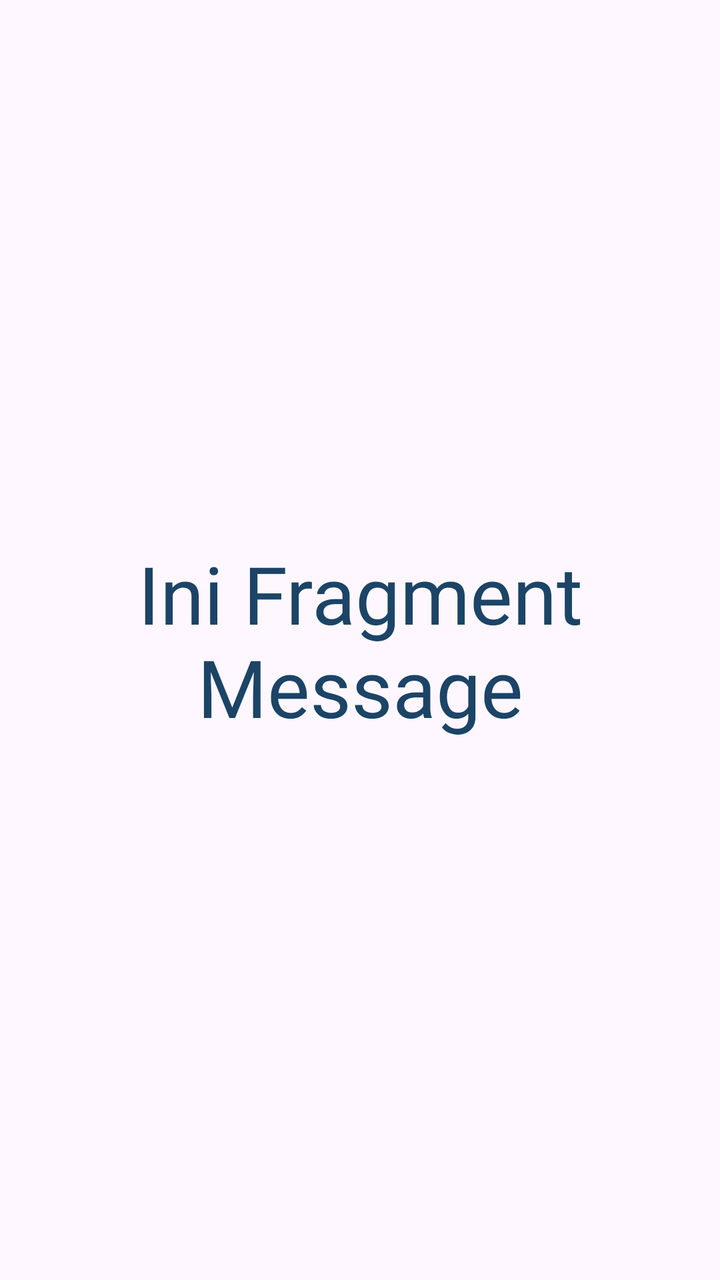
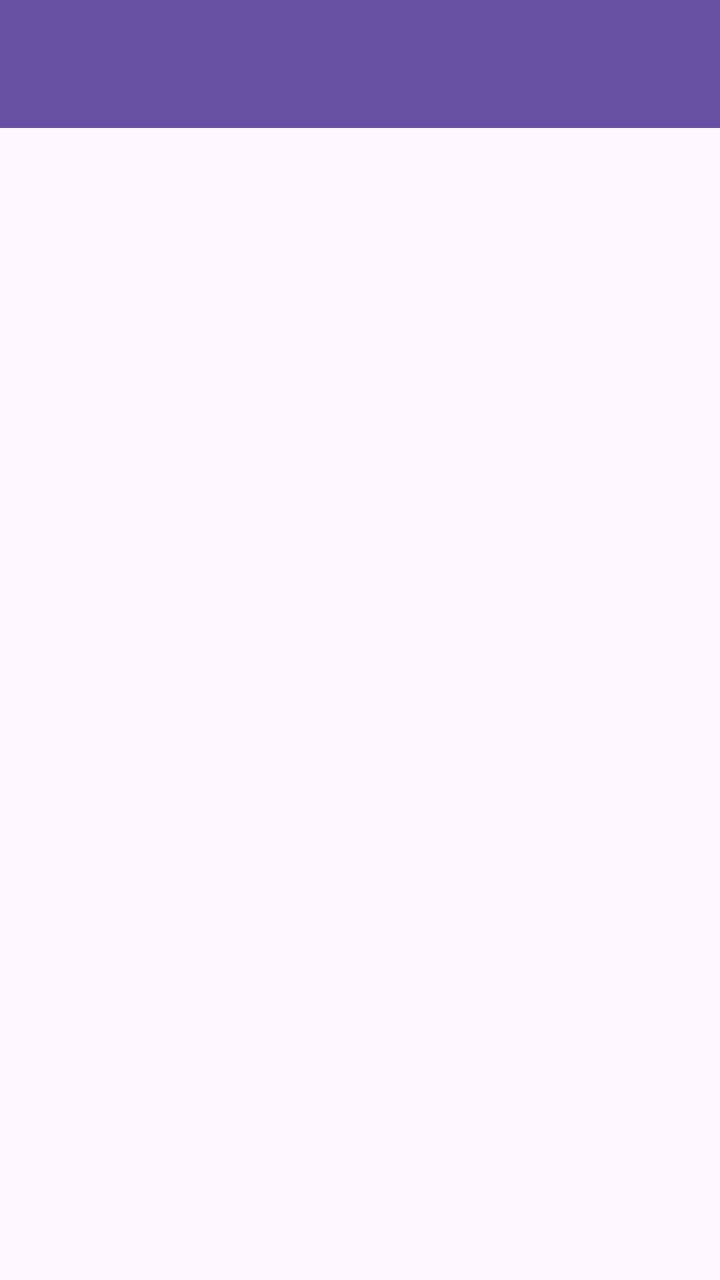

Before-and-after screenshots of an Android layout around one commit, followed by the original layout XML and the change that was made.
<!-- AndroidManifest.xml: application theme Theme.Mars_nayna -->
<!-- res/layout/fragment_message.xml -->
<?xml version="1.0" encoding="utf-8"?>
<FrameLayout xmlns:android="http://schemas.android.com/apk/res/android"
    xmlns:tools="http://schemas.android.com/tools"
    android:layout_width="match_parent"
    android:layout_height="match_parent"
    tools:context=".Message.MessageFragment">

    
    <TextView
        android:layout_width="match_parent"
        android:layout_height="match_parent"
        android:gravity="center"
        android:textColor="#1B4466"
        android:fontFamily="@font/archivoblack"
        android:text="Ini Fragment Message"
        android:textSize="40sp" />

</FrameLayout>
<!-- resources referenced by this layout -->
<resources>
  <style name="Theme.Mars_nayna" parent="Base.Theme.Mars_nayna" />
  <style name="Base.Theme.Mars_nayna" parent="Theme.Material3.DayNight.NoActionBar">
          
          
      </style>
</resources>

<!-- the commit's change to res/layout/fragment_message.xml (unified diff, before → after) -->
@@ -1,18 +1,32 @@
 <?xml version="1.0" encoding="utf-8"?>
-<FrameLayout xmlns:android="http://schemas.android.com/apk/res/android"
+<androidx.coordinatorlayout.widget.CoordinatorLayout xmlns:android="http://schemas.android.com/apk/res/android"
     xmlns:tools="http://schemas.android.com/tools"
     android:layout_width="match_parent"
     android:layout_height="match_parent"
+    xmlns:app="http://schemas.android.com/apk/res-auto"
     tools:context=".Message.MessageFragment">
 
-    
-    <TextView
+    <com.google.android.material.appbar.AppBarLayout
+        android:id="@+id/appBarLayout"
+        android:layout_width="match_parent"
+        android:layout_height="wrap_content"
+        android:theme="@style/ThemeOverlay.AppCompat.Dark.ActionBar">
+
+        <androidx.appcompat.widget.Toolbar
+            android:id="@+id/toolbar"
+            android:layout_width="match_parent"
+            android:layout_height="?attr/actionBarSize"
+            android:background="?attr/colorPrimary"
+            app:layout_scrollFlags="scroll|enterAlways"
+            app:titleTextColor="@android:color/white" />
+
+    </com.google.android.material.appbar.AppBarLayout>
+
+
+    <ListView
+        android:id="@+id/listMessageItems"
         android:layout_width="match_parent"
         android:layout_height="match_parent"
-        android:gravity="center"
-        android:textColor="#1B4466"
-        android:fontFamily="@font/archivoblack"
-        android:text="Ini Fragment Message"
-        android:textSize="40sp" />
+        app:layout_behavior="@string/appbar_scrolling_view_behavior" />
 
-</FrameLayout>
+</androidx.coordinatorlayout.widget.CoordinatorLayout>
